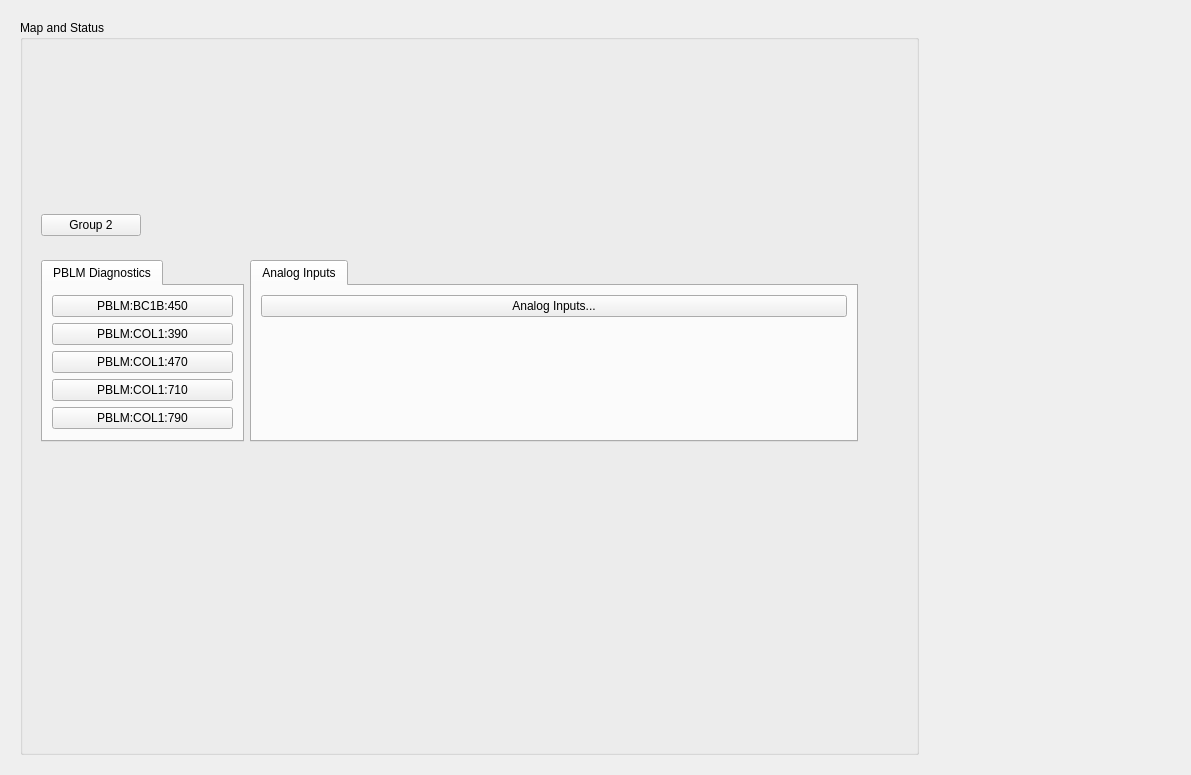
ad-build-test/pydm-mps, file l1b_main.ui: the form before one commit.
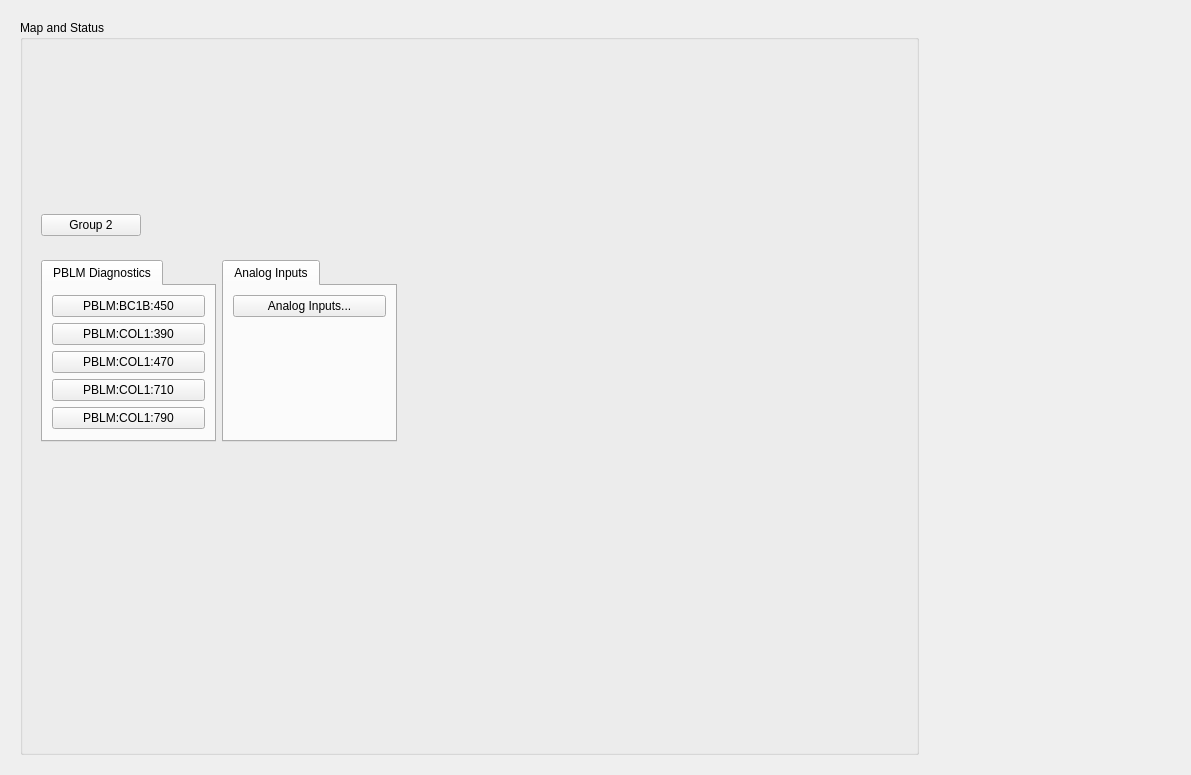
The form after the commit. Custom widgets are drawn as their Qt base class.

Commit message: Add analog button to l1b

```diff
--- a/l1b_main.ui
+++ b/l1b_main.ui
@@ -154,9 +154,15 @@
            <property name="frameShadow">
             <enum>QFrame::Raised</enum>
            </property>
-           <layout class="QGridLayout" name="gridLayout_7" columnstretch="1,3,0">
+           <layout class="QGridLayout" name="gridLayout_7" columnstretch="1,0,0">
             <item row="0" column="0">
              <widget class="QTabWidget" name="tabWidget">
+              <property name="maximumSize">
+               <size>
+                <width>175</width>
+                <height>16777215</height>
+               </size>
+              </property>
               <property name="currentIndex">
                <number>0</number>
               </property>
@@ -365,6 +371,12 @@
             </item>
             <item row="0" column="1">
              <widget class="QTabWidget" name="tabWidget_2">
+              <property name="maximumSize">
+               <size>
+                <width>175</width>
+                <height>16777215</height>
+               </size>
+              </property>
               <property name="currentIndex">
                <number>0</number>
               </property>
```
Left out of the diff: 26 changed lines with no effect on the pictures.
